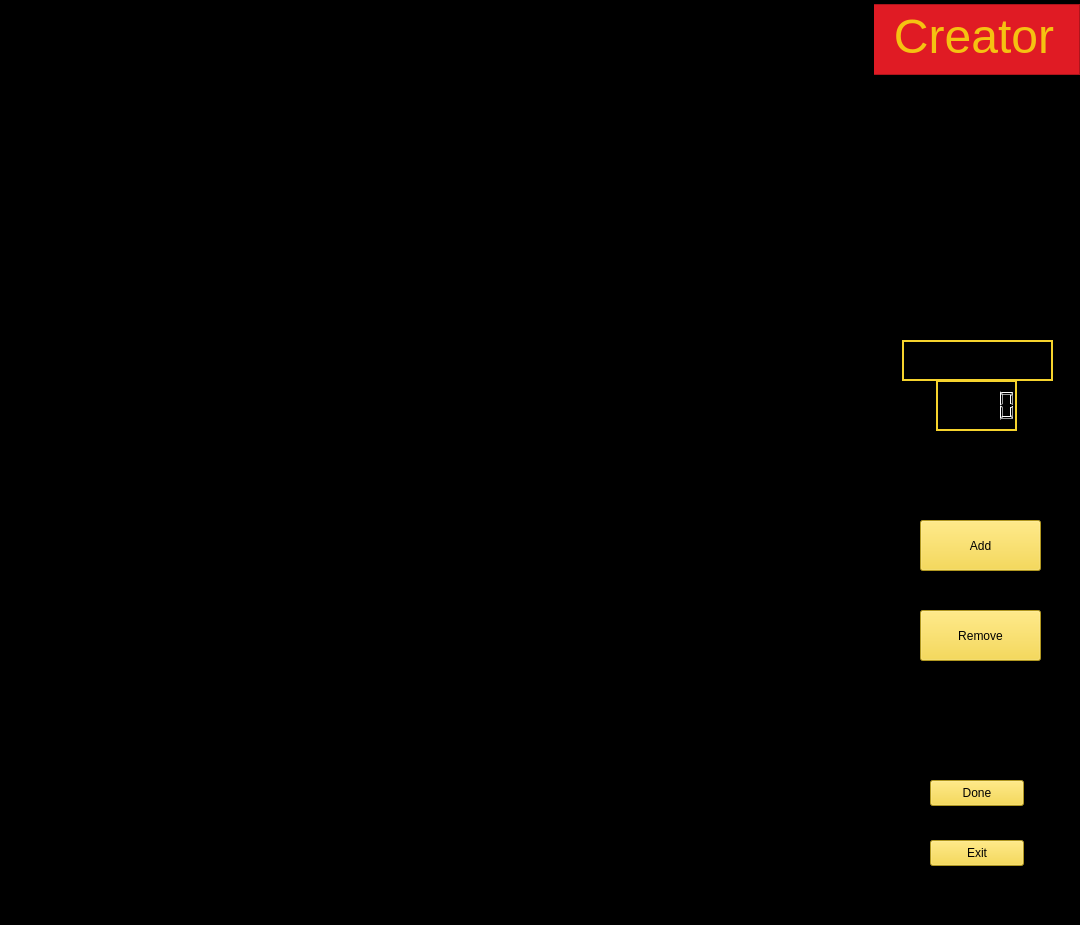
Before: the Qt Designer form editor/EditorMapas/creador.ui in mateozorzi/practice-sdd, drawn with Qt 5.
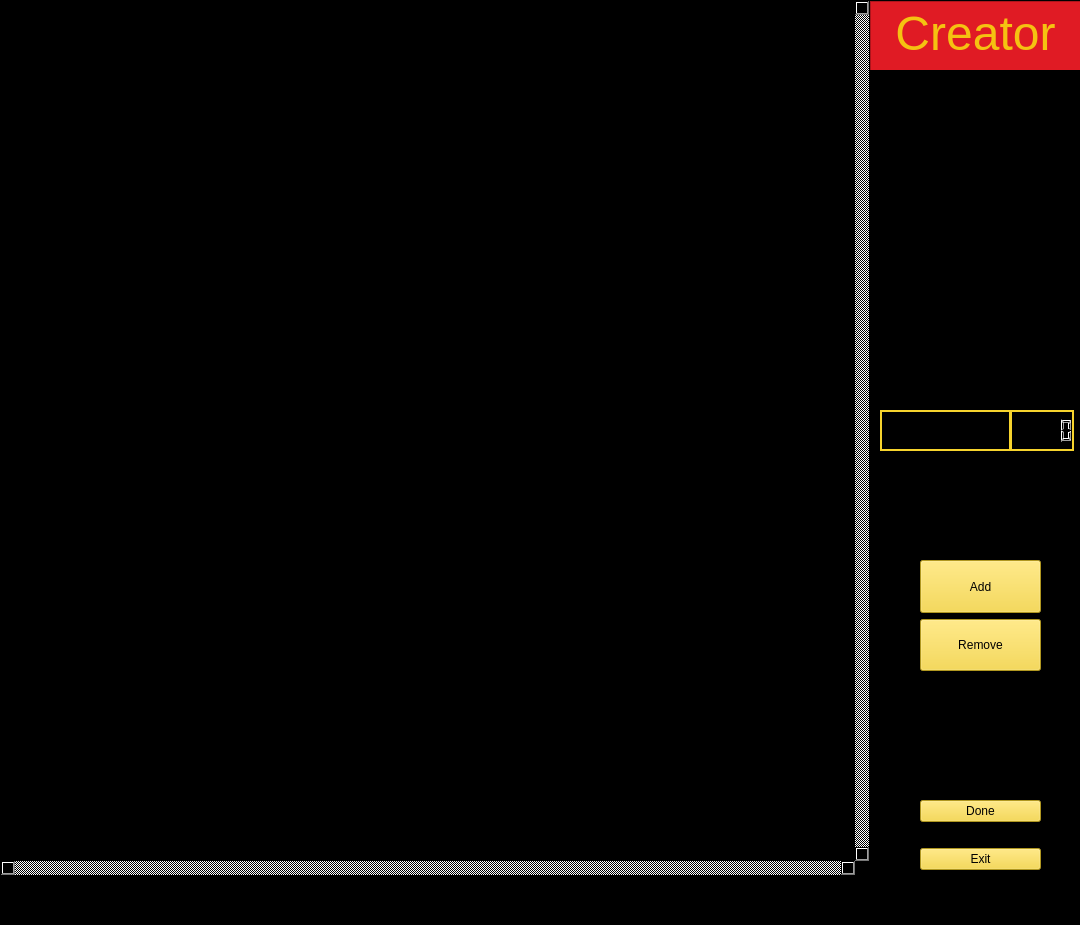
After: the same form once the commit is applied. Icons and pictures are not drawn.

Commit message: Modificaciones en los checkpoints y layouts graficos

What changed in the file:
```diff
--- a/editor/EditorMapas/creador.ui
+++ b/editor/EditorMapas/creador.ui
@@ -20,32 +20,217 @@
    <string notr="true">background-color: rgb(0, 0, 0);</string>
   </property>
   <widget class="QWidget" name="centralwidget">
-   <widget class="QPushButton" name="Exit">
+   <widget class="QLabel" name="bandera">
     <property name="geometry">
      <rect>
-      <x>930</x>
-      <y>840</y>
-      <width>94</width>
-      <height>26</height>
+      <x>870</x>
+      <y>140</y>
+      <width>211</width>
+      <height>131</height>
      </rect>
     </property>
+    <property name="sizePolicy">
+     <sizepolicy hsizetype="Expanding" vsizetype="Expanding">
+      <horstretch>0</horstretch>
+      <verstretch>0</verstretch>
+     </sizepolicy>
+    </property>
     <property name="styleSheet">
-     <string notr="true">color: rgb(0, 0, 0);
+     <string notr="true">image: url(:/images/imagenes/bandera.jpg);</string>
+    </property>
+    <property name="text">
+     <string/>
+    </property>
+   </widget>
+   <widget class="QGraphicsView" name="labelmap">
+    <property name="geometry">
+     <rect>
+      <x>0</x>
+      <y>0</y>
+      <width>870</width>
+      <height>876</height>
+     </rect>
+    </property>
+    <property name="styleSheet">
+     <string notr="true">border-color: rgb(129, 61, 156);</string>
+    </property>
+    <property name="verticalScrollBarPolicy">
+     <enum>Qt::ScrollBarPolicy::ScrollBarAlwaysOn</enum>
+    </property>
+    <property name="horizontalScrollBarPolicy">
+     <enum>Qt::ScrollBarPolicy::ScrollBarAlwaysOn</enum>
+    </property>
+   </widget>
+   <widget class="QWidget" name="layoutWidget">
+    <property name="geometry">
+     <rect>
+      <x>920</x>
+      <y>560</y>
+      <width>121</width>
+      <height>111</height>
+     </rect>
+    </property>
+    <layout class="QVBoxLayout" name="verticalLayout_2">
+     <item>
+      <widget class="QPushButton" name="addButton">
+       <property name="sizePolicy">
+        <sizepolicy hsizetype="Expanding" vsizetype="Expanding">
+         <horstretch>0</horstretch>
+         <verstretch>0</verstretch>
+        </sizepolicy>
+       </property>
+       <property name="styleSheet">
+        <string notr="true">QPushButton {
+	color: rgb(0, 0, 0);
+	background-color: rgb(246, 211, 45);
+}
+
+QPushButton:checked{
+	background-color: rgb(87, 227, 137);
+	color: rgb(0, 0, 0);
+}</string>
+       </property>
+       <property name="text">
+        <string>Add</string>
+       </property>
+      </widget>
+     </item>
+     <item>
+      <widget class="QPushButton" name="removeButton">
+       <property name="sizePolicy">
+        <sizepolicy hsizetype="Expanding" vsizetype="Expanding">
+         <horstretch>0</horstretch>
+         <verstretch>0</verstretch>
+        </sizepolicy>
+       </property>
+       <property name="styleSheet">
+        <string notr="true">QPushButton {
+	color: rgb(0, 0, 0);
+	background-color: rgb(246, 211, 45);
+}
+
+QPushButton:checked{
+	background-color: rgb(237, 51, 59);
+	color: rgb(0, 0, 0);
+}</string>
+       </property>
+       <property name="text">
+        <string>Remove</string>
+       </property>
+      </widget>
+     </item>
+    </layout>
+   </widget>
+   <widget class="QWidget" name="layoutWidget">
+    <property name="geometry">
+     <rect>
+      <x>920</x>
+      <y>780</y>
+      <width>121</width>
+      <height>111</height>
+     </rect>
+    </property>
+    <layout class="QVBoxLayout" name="verticalLayout">
+     <item>
+      <widget class="QPushButton" name="Done">
+       <property name="styleSheet">
+        <string notr="true">background-color: rgb(246, 211, 45);
+color: rgb(0, 0, 0);</string>
+       </property>
+       <property name="text">
+        <string>Done</string>
+       </property>
+      </widget>
+     </item>
+     <item>
+      <widget class="QPushButton" name="Exit">
+       <property name="styleSheet">
+        <string notr="true">color: rgb(0, 0, 0);
 background-color: rgb(246, 211, 45);</string>
+       </property>
+       <property name="text">
+        <string>Exit</string>
+       </property>
+      </widget>
+     </item>
+    </layout>
+   </widget>
+   <widget class="QTextEdit" name="textEdit_3">
+    <property name="geometry">
+     <rect>
+      <x>880</x>
+      <y>410</y>
+      <width>131</width>
+      <height>41</height>
+     </rect>
     </property>
-    <property name="text">
-     <string>Exit</string>
+    <property name="sizePolicy">
+     <sizepolicy hsizetype="Fixed" vsizetype="Fixed">
+      <horstretch>0</horstretch>
+      <verstretch>0</verstretch>
+     </sizepolicy>
+    </property>
+    <property name="font">
+     <font>
+      <pointsize>18</pointsize>
+     </font>
+    </property>
+    <property name="styleSheet">
+     <string notr="true">border: 2px solid #F6D32D</string>
+    </property>
+    <property name="markdown">
+     <string>Checkpoints
+
+</string>
+    </property>
+    <property name="html">
+     <string>&lt;!DOCTYPE HTML PUBLIC &quot;-//W3C//DTD HTML 4.0//EN&quot; &quot;http://www.w3.org/TR/REC-html40/strict.dtd&quot;&gt;
+&lt;html&gt;&lt;head&gt;&lt;meta name=&quot;qrichtext&quot; content=&quot;1&quot; /&gt;&lt;meta charset=&quot;utf-8&quot; /&gt;&lt;style type=&quot;text/css&quot;&gt;
+p, li { white-space: pre-wrap; }
+hr { height: 1px; border-width: 0; }
+li.unchecked::marker { content: &quot;\2610&quot;; }
+li.checked::marker { content: &quot;\2612&quot;; }
+&lt;/style&gt;&lt;/head&gt;&lt;body style=&quot; font-family:'Ubuntu Sans'; font-size:18pt; font-weight:400; font-style:normal;&quot;&gt;
+&lt;p style=&quot; margin-top:10px; margin-bottom:10px; margin-left:0px; margin-right:0px; -qt-block-indent:0; text-indent:0px;&quot;&gt;&lt;span style=&quot; font-size:14pt;&quot;&gt;Checkpoints&lt;/span&gt;&lt;/p&gt;&lt;/body&gt;&lt;/html&gt;</string>
+    </property>
+    <property name="cursorWidth">
+     <number>0</number>
+    </property>
+   </widget>
+   <widget class="QLCDNumber" name="n_checkpoints">
+    <property name="geometry">
+     <rect>
+      <x>1010</x>
+      <y>410</y>
+      <width>64</width>
+      <height>41</height>
+     </rect>
+    </property>
+    <property name="sizePolicy">
+     <sizepolicy hsizetype="Fixed" vsizetype="Expanding">
+      <horstretch>0</horstretch>
+      <verstretch>0</verstretch>
+     </sizepolicy>
+    </property>
+    <property name="styleSheet">
+     <string notr="true">border: 2px solid #F6D32D</string>
     </property>
    </widget>
    <widget class="QTextEdit" name="textEdit">
     <property name="geometry">
      <rect>
-      <x>868</x>
-      <y>4</y>
-      <width>212</width>
+      <x>870</x>
+      <y>1</y>
+      <width>211</width>
       <height>71</height>
      </rect>
     </property>
+    <property name="sizePolicy">
+     <sizepolicy hsizetype="Fixed" vsizetype="Fixed">
+      <horstretch>0</horstretch>
+      <verstretch>0</verstretch>
+     </sizepolicy>
+    </property>
     <property name="font">
      <font>
       <pointsize>32</pointsize>
@@ -74,12 +259,18 @@
    <widget class="QTextEdit" name="textEdit_2">
     <property name="geometry">
      <rect>
-      <x>868</x>
-      <y>80</y>
-      <width>221</width>
+      <x>870</x>
+      <y>70</y>
+      <width>211</width>
       <height>71</height>
      </rect>
     </property>
+    <property name="sizePolicy">
+     <sizepolicy hsizetype="Fixed" vsizetype="Fixed">
+      <horstretch>0</horstretch>
+      <verstretch>0</verstretch>
+     </sizepolicy>
+    </property>
     <property name="font">
      <font>
       <pointsize>16</pointsize>
@@ -101,155 +292,6 @@
 &lt;p style=&quot; margin-top:10px; margin-bottom:10px; margin-left:0px; margin-right:0px; -qt-block-indent:0; text-indent:0px;&quot;&gt;Set checkpoints to create a race!&lt;/p&gt;&lt;/body&gt;&lt;/html&gt;</string>
     </property>
    </widget>
-   <widget class="QPushButton" name="Done">
-    <property name="geometry">
-     <rect>
-      <x>930</x>
-      <y>780</y>
-      <width>94</width>
-      <height>26</height>
-     </rect>
-    </property>
-    <property name="styleSheet">
-     <string notr="true">background-color: rgb(246, 211, 45);
-color: rgb(0, 0, 0);</string>
-    </property>
-    <property name="text">
-     <string>Done</string>
-    </property>
-   </widget>
-   <widget class="QLCDNumber" name="n_checkpoints">
-    <property name="geometry">
-     <rect>
-      <x>936</x>
-      <y>380</y>
-      <width>81</width>
-      <height>51</height>
-     </rect>
-    </property>
-    <property name="styleSheet">
-     <string notr="true">border: 2px solid #F6D32D</string>
-    </property>
-   </widget>
-   <widget class="QTextEdit" name="textEdit_3">
-    <property name="geometry">
-     <rect>
-      <x>902</x>
-      <y>340</y>
-      <width>151</width>
-      <height>41</height>
-     </rect>
-    </property>
-    <property name="font">
-     <font>
-      <pointsize>18</pointsize>
-     </font>
-    </property>
-    <property name="styleSheet">
-     <string notr="true">border: 2px solid #F6D32D</string>
-    </property>
-    <property name="markdown">
-     <string>Checkpoints
-
-</string>
-    </property>
-    <property name="html">
-     <string>&lt;!DOCTYPE HTML PUBLIC &quot;-//W3C//DTD HTML 4.0//EN&quot; &quot;http://www.w3.org/TR/REC-html40/strict.dtd&quot;&gt;
-&lt;html&gt;&lt;head&gt;&lt;meta name=&quot;qrichtext&quot; content=&quot;1&quot; /&gt;&lt;meta charset=&quot;utf-8&quot; /&gt;&lt;style type=&quot;text/css&quot;&gt;
-p, li { white-space: pre-wrap; }
-hr { height: 1px; border-width: 0; }
-li.unchecked::marker { content: &quot;\2610&quot;; }
-li.checked::marker { content: &quot;\2612&quot;; }
-&lt;/style&gt;&lt;/head&gt;&lt;body style=&quot; font-family:'Ubuntu Sans'; font-size:18pt; font-weight:400; font-style:normal;&quot;&gt;
-&lt;p style=&quot; margin-top:10px; margin-bottom:10px; margin-left:0px; margin-right:0px; -qt-block-indent:0; text-indent:0px;&quot;&gt;Checkpoints&lt;/p&gt;&lt;/body&gt;&lt;/html&gt;</string>
-    </property>
-    <property name="cursorWidth">
-     <number>0</number>
-    </property>
-   </widget>
-   <widget class="QPushButton" name="addButton">
-    <property name="geometry">
-     <rect>
-      <x>920</x>
-      <y>520</y>
-      <width>121</width>
-      <height>51</height>
-     </rect>
-    </property>
-    <property name="styleSheet">
-     <string notr="true">QPushButton {
-	color: rgb(0, 0, 0);
-	background-color: rgb(246, 211, 45);
-}
-
-QPushButton:checked{
-	background-color: rgb(87, 227, 137);
-	color: rgb(0, 0, 0);
-}</string>
-    </property>
-    <property name="text">
-     <string>Add</string>
-    </property>
-   </widget>
-   <widget class="QPushButton" name="removeButton">
-    <property name="geometry">
-     <rect>
-      <x>920</x>
-      <y>610</y>
-      <width>121</width>
-      <height>51</height>
-     </rect>
-    </property>
-    <property name="styleSheet">
-     <string notr="true">QPushButton {
-	color: rgb(0, 0, 0);
-	background-color: rgb(246, 211, 45);
-}
-
-QPushButton:checked{
-	background-color: rgb(237, 51, 59);
-	color: rgb(0, 0, 0);
-}</string>
-    </property>
-    <property name="text">
-     <string>Remove</string>
-    </property>
-   </widget>
-   <widget class="QLabel" name="bandera">
-    <property name="geometry">
-     <rect>
-      <x>868</x>
-      <y>150</y>
-      <width>221</width>
-      <height>151</height>
-     </rect>
-    </property>
-    <property name="styleSheet">
-     <string notr="true">image: url(:/images/imagenes/bandera.jpg);</string>
-    </property>
-    <property name="text">
-     <string/>
-    </property>
-   </widget>
-   <widget class="QGraphicsView" name="labelmap">
-    <property name="geometry">
-     <rect>
-      <x>4</x>
-      <y>4</y>
-      <width>870</width>
-      <height>876</height>
-     </rect>
-    </property>
-    <property name="styleSheet">
-     <string notr="true">border-color: rgb(129, 61, 156);</string>
-    </property>
-    <property name="verticalScrollBarPolicy">
-     <enum>Qt::ScrollBarPolicy::ScrollBarAlwaysOff</enum>
-    </property>
-    <property name="horizontalScrollBarPolicy">
-     <enum>Qt::ScrollBarPolicy::ScrollBarAlwaysOff</enum>
-    </property>
-   </widget>
   </widget>
   <widget class="QStatusBar" name="statusbar">
    <property name="enabled">
```
The commit also changes 13 other files.
